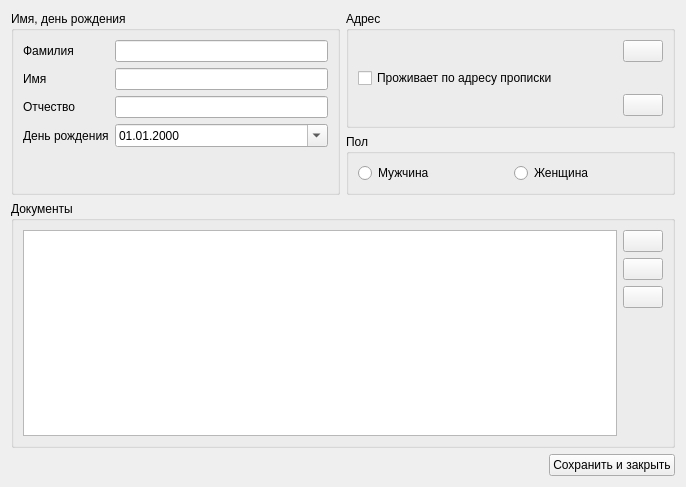
The window that src/patients/patienteditwidget.ui (megakoko/m-system) describes before a commit, drawn with Qt 5.
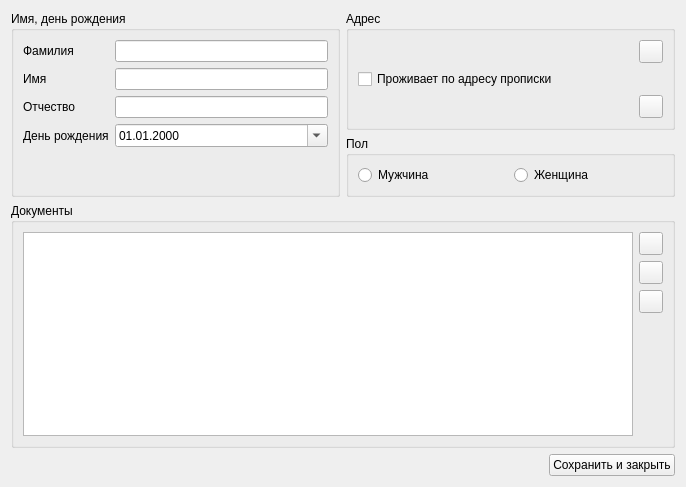
The same window after the commit.

Commit message: Поменял класс кнопкой с иконками с QPushButton на QToolButton.

```diff
--- a/src/patients/patienteditwidget.ui
+++ b/src/patients/patienteditwidget.ui
@@ -129,7 +129,7 @@
          </widget>
         </item>
         <item row="0" column="1">
-         <widget class="QPushButton" name="m_editMailingAddress">
+		 <widget class="QToolButton" name="m_editMailingAddress">
           <property name="sizePolicy">
            <sizepolicy hsizetype="Maximum" vsizetype="Fixed">
             <horstretch>0</horstretch>
@@ -145,7 +145,7 @@
          </widget>
         </item>
         <item row="2" column="1">
-         <widget class="QPushButton" name="m_editActualAddress">
+		 <widget class="QToolButton" name="m_editActualAddress">
           <property name="sizePolicy">
            <sizepolicy hsizetype="Maximum" vsizetype="Fixed">
             <horstretch>0</horstretch>
@@ -221,7 +221,7 @@
         <item>
          <layout class="QVBoxLayout" name="verticalLayout">
           <item>
-           <widget class="QPushButton" name="m_addDocument">
+		   <widget class="QToolButton" name="m_addDocument">
             <property name="toolTip">
              <string>Добавить документ</string>
             </property>
@@ -231,7 +231,7 @@
            </widget>
           </item>
           <item>
-           <widget class="QPushButton" name="m_editDocument">
+		   <widget class="QToolButton" name="m_editDocument">
             <property name="toolTip">
              <string>Редактировать документ</string>
             </property>
@@ -241,7 +241,7 @@
            </widget>
           </item>
           <item>
-           <widget class="QPushButton" name="m_deleteDocument">
+		   <widget class="QToolButton" name="m_deleteDocument">
             <property name="toolTip">
              <string>Удалить документ</string>
             </property>
```
The commit also changes 11 other files.
